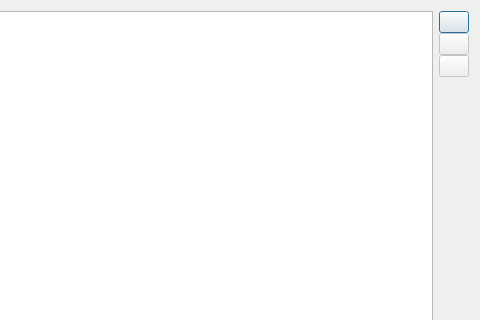
Before: the Qt Designer form src/view/dialogcadastrartreino.ui in matheusnalmeida/SistemaDeAcademiaPA, drawn with Qt 5; both pictures show x 301 to 781 and y 0 to 320 of the 781 by 588 pixel window.
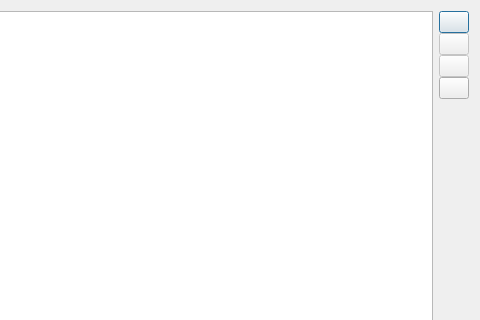
After: the same form once the commit is applied.

Patch:
```diff
--- a/src/view/dialogcadastrartreino.ui
+++ b/src/view/dialogcadastrartreino.ui
@@ -69,6 +69,19 @@
          </property>
         </widget>
        </item>
+       <item>
+        <widget class="QPushButton" name="pushButton">
+         <property name="maximumSize">
+          <size>
+           <width>30</width>
+           <height>30</height>
+          </size>
+         </property>
+         <property name="text">
+          <string/>
+         </property>
+        </widget>
+       </item>
        <item>
         <spacer name="verticalSpacer">
          <property name="orientation">
```
